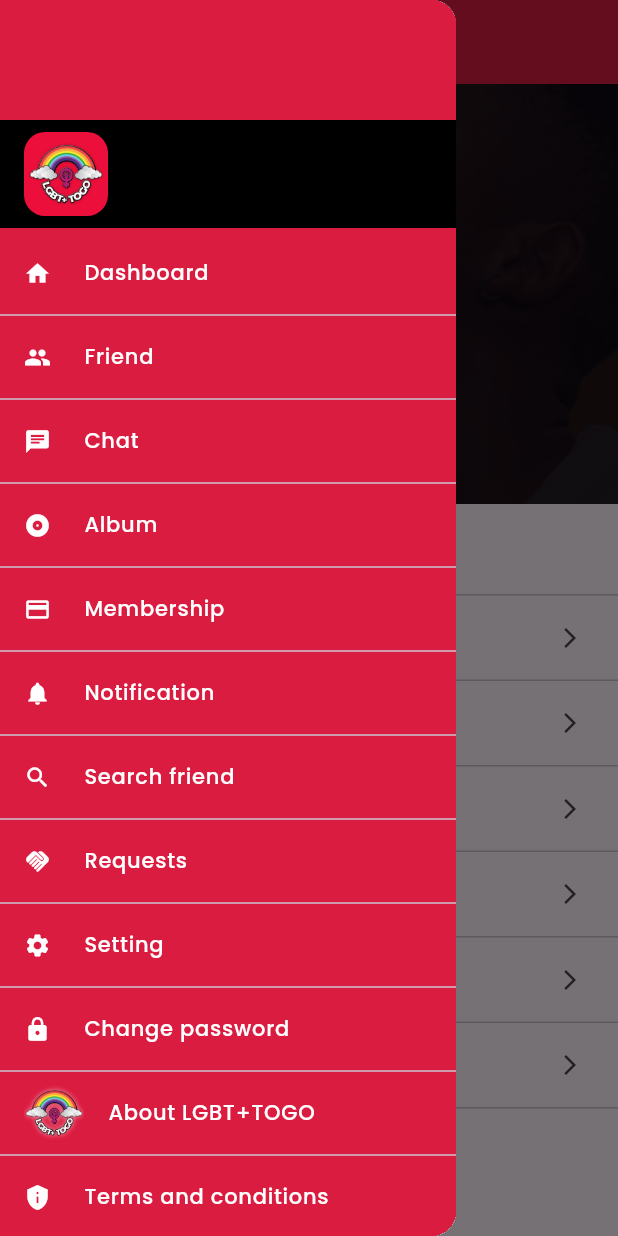
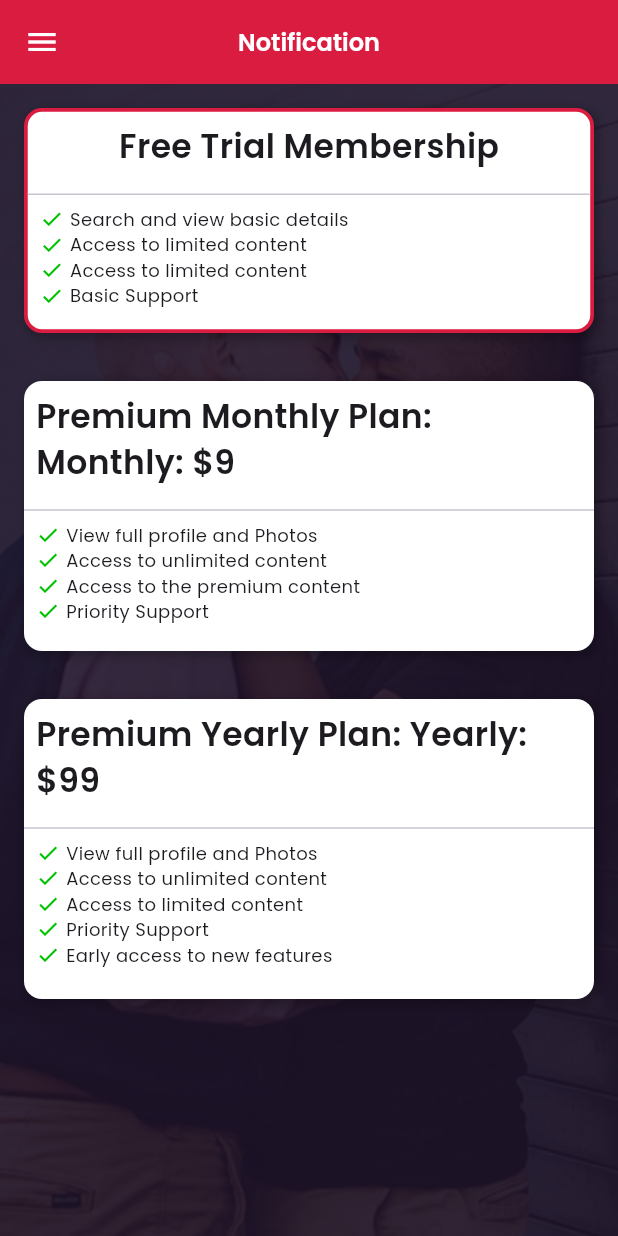
Before and after one commit to iCoder38/LGBT, a Flutter app: the AccountSettingsScreen screen opened directly, after a tap on the "menu" icon, after a tap on "General Settings", on a phone screen of 412 x 824 dp. Run offline on Flutter 3.47's test engine with Material 3 defaults, Android fonts, the phone set to English and light mode, and no system bars; drawn by our look-alikes of cached_network_image; our stand-ins replace cloud_firestore, dio, firebase_auth, firebase_core, firebase_messaging, firebase_storage and 15 more; missing offline and left inert: hexagon, metadata_fetch, panara_dialogs, video_thumbnail; accounts and stored records are empty; network calls fail.

Commit message:
UI: Membership

```diff
--- /dev/null
+++ b/lib/Features/Screens/Subscription/subscription.dart
@@ -0,0 +1,214 @@
+import 'package:lgbt_togo/Features/Utils/barrel/imports.dart';
+
+class SubscriptionScreen extends StatefulWidget {
+  const SubscriptionScreen({super.key});
+
+  @override
+  State<SubscriptionScreen> createState() => _SubscriptionScreenState();
+}
+
+class _SubscriptionScreenState extends State<SubscriptionScreen> {
+  // scaffold
+  final GlobalKey<ScaffoldState> _scaffoldKey = GlobalKey<ScaffoldState>();
+
+  @override
+  Widget build(BuildContext context) {
+    return Scaffold(
+      key: _scaffoldKey,
+      appBar: CustomAppBar(
+        title: Localizer.get(AppText.notification.key),
+        backgroundColor: AppColor().kNavigationColor,
+        backIcon: Icons.menu,
+        showBackButton: true,
+        onBackPressed: () {
+          _scaffoldKey.currentState?.openDrawer();
+        },
+      ),
+      drawer: const CustomDrawer(),
+      backgroundColor: AppColor().SCREEN_BG,
+      body: _UIKitWithBG(context),
+    );
+  }
+
+  Widget _UIKitWithBG(BuildContext context) {
+    return Stack(
+      children: [
+        Positioned.fill(child: Image.asset(AppImage().BG_1, fit: BoxFit.cover)),
+        _UIKIT(context),
+      ],
+    );
+  }
+
+  Widget _UIKIT(context) {
+    return SafeArea(
+      child: Column(
+        children: [
+          CustomContainer(
+            height: 150,
+            color: AppColor().kWhite,
+            shadow: true,
+            borderColor: AppColor().kNavigationColor,
+            child: Column(
+              children: [
+                Padding(
+                  padding: const EdgeInsets.all(8.0),
+                  child: customText(
+                    "Free Trial Membership",
+                    22,
+                    context,
+                    fontWeight: FontWeight.w600,
+                  ),
+                ),
+                Divider(),
+                Row(
+                  children: [
+                    SizedBox(width: 8),
+                    Icon(Icons.check, color: AppColor().GREEN, size: 16),
+                    SizedBox(width: 4),
+                    customText("Search and view basic details", 12, context),
+                  ],
+                ),
+                Row(
+                  children: [
+                    SizedBox(width: 8),
+                    Icon(Icons.check, color: AppColor().GREEN, size: 16),
+                    SizedBox(width: 4),
+                    customText("Access to limited content", 12, context),
+                  ],
+                ),
+                Row(
+                  children: [
+                    SizedBox(width: 8),
+                    Icon(Icons.check, color: AppColor().GREEN, size: 16),
+                    SizedBox(width: 4),
+                    customText("Access to limited content", 12, context),
+                  ],
+                ),
+                Row(
+                  children: [
+                    SizedBox(width: 8),
+                    Icon(Icons.check, color: AppColor().GREEN, size: 16),
+                    SizedBox(width: 4),
+                    customText("Basic Support", 12, context),
+                  ],
+                ),
+              ],
+            ),
+          ),
+          // 2
+          CustomContainer(
+            height: 180,
+            color: AppColor().kWhite,
+            shadow: true,
+            child: Column(
+              children: [
+                Padding(
+                  padding: const EdgeInsets.all(8.0),
+                  child: customText(
+                    "Premium Monthly Plan: Monthly: \$9",
+                    22,
+                    context,
+                    fontWeight: FontWeight.w600,
+                  ),
+                ),
+                Divider(),
+                Row(
+                  children: [
+                    SizedBox(width: 8),
+                    Icon(Icons.check, color: AppColor().GREEN, size: 16),
+                    SizedBox(width: 4),
+                    customText("View full profile and Photos", 12, context),
+                  ],
+                ),
+                Row(
+                  children: [
+                    SizedBox(width: 8),
+                    Icon(Icons.check, color: AppColor().GREEN, size: 16),
+                    SizedBox(width: 4),
+                    customText("Access to unlimited content", 12, context),
+                  ],
+                ),
+                Row(
+                  children: [
+                    SizedBox(width: 8),
+                    Icon(Icons.check, color: AppColor().GREEN, size: 16),
+                    SizedBox(width: 4),
+                    customText("Access to the premium content", 12, context),
+                  ],
+                ),
+                Row(
+                  children: [
+                    SizedBox(width: 8),
+                    Icon(Icons.check, color: AppColor().GREEN, size: 16),
+                    SizedBox(width: 4),
+                    customText("Priority Support", 12, context),
+                  ],
+                ),
+              ],
+            ),
+          ),
+          // 3
+          CustomContainer(
+            height: 200,
+            color: AppColor().kWhite,
+            shadow: true,
+            child: Column(
+              children: [
+                Padding(
+                  padding: const EdgeInsets.all(8.0),
+                  child: customText(
+                    "Premium Yearly Plan: Yearly: \$99",
+                    22,
+                    context,
+                    fontWeight: FontWeight.w600,
+                  ),
+                ),
+                Divider(),
+                Row(
+                  children: [
+                    SizedBox(width: 8),
+                    Icon(Icons.check, color: AppColor().GREEN, size: 16),
+                    SizedBox(width: 4),
+                    customText("View full profile and Photos", 12, context),
+                  ],
+                ),
+                Row(
+                  children: [
+                    SizedBox(width: 8),
+                    Icon(Icons.check, color: AppColor().GREEN, size: 16),
+                    SizedBox(width: 4),
+                    customText("Access to unlimited content", 12, context),
+                  ],
+                ),
+                Row(
+                  children: [
+                    SizedBox(width: 8),
+                    Icon(Icons.check, color: AppColor().GREEN, size: 16),
+                    SizedBox(width: 4),
+                    customText("Access to limited content", 12, context),
+                  ],
+                ),
+                Row(
+                  children: [
+                    SizedBox(width: 8),
+                    Icon(Icons.check, color: AppColor().GREEN, size: 16),
+                    SizedBox(width: 4),
+                    customText("Priority Support", 12, context),
+                  ],
+                ),
+                Row(
+                  children: [
+                    SizedBox(width: 8),
+                    Icon(Icons.check, color: AppColor().GREEN, size: 16),
+                    SizedBox(width: 4),
+                    customText("Early access to new features", 12, context),
+                  ],
+                ),
+              ],
+            ),
+          ),
+        ],
+      ),
+    );
+  }
+}
--- a/lib/Features/Screens/change_password/change_password.dart
+++ b/lib/Features/Screens/change_password/change_password.dart
@@ -52,7 +52,7 @@ class _ChangePasswordScreenState extends State<ChangePasswordScreen> {
         key: _formKey,
         child: Column(
           children: [
-            buildTextFieldTitle(context, 'Current password', true),
+            // buildTextFieldTitle(context, 'Current password', true),
             CustomTextField(
               secureText: true,
               controller: _controller.contOldPassword,
@@ -60,14 +60,14 @@ class _ChangePasswordScreenState extends State<ChangePasswordScreen> {
               validator: (value) =>
                   _controller.validateOldPassword(value ?? ""),
             ),
-            buildTextFieldTitle(context, 'New password', true),
+            // buildTextFieldTitle(context, 'New password', true),
             CustomTextField(
               secureText: true,
               controller: _controller.contPassword,
               labelText: 'New password',
               validator: (value) => _controller.validatePassword(value ?? ""),
             ),
-            buildTextFieldTitle(context, 'Confirm password', true),
+            // buildTextFieldTitle(context, 'Confirm password', true),
             CustomTextField(
               secureText: true,
               controller: _controller.contConfirmPassword,
@@ -93,7 +93,11 @@ class _ChangePasswordScreenState extends State<ChangePasswordScreen> {
 
   // api
   Future<void> callChangePasswordWB() async {
-    // showLoadingUI(context, 'Please wait...');
+    AlertsUtils.showLoaderUI(
+      context: context,
+      title: Localizer.get(AppText.pleaseWait.key),
+    );
+
     final userData = await UserLocalStorage.getUserData();
     var payload = {
       "action": "changepassword",
@@ -101,10 +105,12 @@ class _ChangePasswordScreenState extends State<ChangePasswordScreen> {
       "oldPassword": _controller.contOldPassword.text.toString(),
       "newPassword": _controller.contConfirmPassword.text.toString(),
     };
+    GlobalUtils().customLog(payload);
 
     try {
       final response = await callCommonNetwordApi(payload);
-      // customLog(response);
+      GlobalUtils().customLog(response);
+
       if (response['status'].toString().toLowerCase() == "success") {
         _controller.contOldPassword.text = "";
         _controller.contPassword.text = "";
@@ -113,7 +119,7 @@ class _ChangePasswordScreenState extends State<ChangePasswordScreen> {
         // dismiss keyboard
         FocusScope.of(context).requestFocus(FocusNode());
         // dismiss alert
-        // Navigator.pop(context);
+        Navigator.pop(context);
         // toast
         Fluttertoast.showToast(
           msg: response['msg'].toString(),
--- a/lib/Features/Utils/custom/custom.dart
+++ b/lib/Features/Utils/custom/custom.dart
@@ -52,7 +52,7 @@ class CustomContainer extends StatelessWidget {
   final double? borderRadius;
   final Color? textColor;
   final Color? iconColor;
-  final Color? borderColor; // New optional border color
+  final Color? borderColor;
   final bool shadow;
   final Widget? child;
 
@@ -90,7 +90,7 @@ class CustomContainer extends StatelessWidget {
           border: borderColor != null
               ? Border.all(
                   color: borderColor!,
-                  width: 1.5,
+                  width: 2.5,
                 ) // Apply border if color is provided
               : null, // No border if borderColor is null
           boxShadow: shadow
--- a/lib/Features/Utils/custom/drawer.dart
+++ b/lib/Features/Utils/custom/drawer.dart
@@ -2,6 +2,7 @@ import 'package:cloud_firestore/cloud_firestore.dart';
 import 'package:lgbt_togo/Features/Screens/Album/album.dart';
 import 'package:lgbt_togo/Features/Screens/Chat/dialogs.dart';
 import 'package:lgbt_togo/Features/Screens/OurMission/our_mission.dart';
+import 'package:lgbt_togo/Features/Screens/Subscription/subscription.dart';
 import 'package:lgbt_togo/Features/Screens/change_password/change_password.dart';
 import 'package:lgbt_togo/Features/Screens/requests/requests.dart';
 // import 'package:lgbt_togo/Features/Screens/Settings/Language/languages.dart';
@@ -148,7 +149,9 @@ class _CustomDrawerState extends State<CustomDrawer> {
           buildListTile(
             title: Localizer.get(AppText.membership.key),
             icon: Icons.credit_card,
-            onTap: () {},
+            onTap: () {
+              NavigationUtils.pushTo(context, SubscriptionScreen());
+            },
           ),
           Divider(),
           buildListTile(
```
